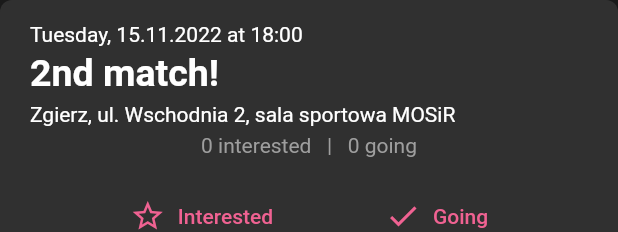
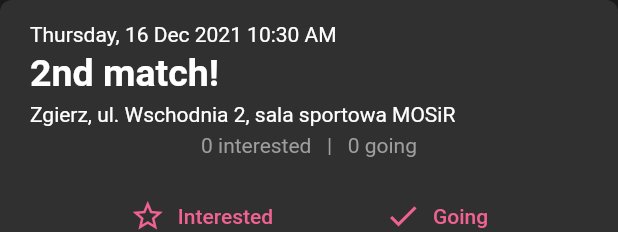
Before and after one commit to IrinUvis/lichee, a Flutter app: the EventTile widget shown alone on an empty page, opened directly, after a tap on "Interested", on a phone screen of 412 x 824 dp. Shown: the top 232 px of the screen. Run offline on Flutter 3.47's test engine with Material 2 defaults, Android fonts, the phone set to English and light mode, and no system bars; our stand-ins replace carousel_slider, cloud_firestore, datetime_picker_formfield, firebase_auth, firebase_core, firebase_storage and 5 more; missing offline and left inert: filter_list; accounts and stored records are empty.

Commit message:
added event class and improved event_tile

```diff
--- a/lib/components/event_tile.dart
+++ b/lib/components/event_tile.dart
@@ -1,20 +1,25 @@
+import 'package:firebase_auth/firebase_auth.dart';
 import 'package:flutter/material.dart';
+import 'package:intl/intl.dart';
 import 'package:lichee/constants/colors.dart';
+import 'package:lichee/models/event.dart';
+import 'package:provider/provider.dart';
 
-class EventTile extends StatelessWidget {
-  final String date;
-  final String place;
-  final String title;
+class EventTile extends StatefulWidget {
+  final Event event;
 
-  const EventTile({
-    Key? key,
-    required this.date,
-    required this.place,
-    required this.title,
-  }) : super(key: key);
+  const EventTile({Key? key, required this.event}) : super(key: key);
 
   @override
+  State<EventTile> createState() => _EventTileState();
+}
+
+class _EventTileState extends State<EventTile> {
+  @override
   Widget build(BuildContext context) {
+    bool isInterestedPressed = false;
+    bool isGoingPressed = false;
+
     return PhysicalModel(
       elevation: 5.0,
       shadowColor: Colors.black54,
@@ -26,23 +31,24 @@ class EventTile extends StatelessWidget {
         child: Column(
           crossAxisAlignment: CrossAxisAlignment.start,
           children: [
-            Text(date),
+            Text(DateFormat('EEEE, d MMM yyyy h:mm a')
+                .format(widget.event.date)),
             const SizedBox(height: 3.0),
             Text(
-              title,
+              widget.event.title,
               style: const TextStyle(
                 fontSize: 25.0,
                 fontWeight: FontWeight.bold,
               ),
             ),
             const SizedBox(height: 5.0),
-            Text(place),
+            Text(widget.event.localization),
             const SizedBox(height: 5.0),
             Row(
               mainAxisAlignment: MainAxisAlignment.center,
               children: [
                 Text(
-                  '0 interested   |   0 going',
+                  '${widget.event.interestedUsers.length} interested   |   ${widget.event.goingUsers.length} going',
                   style: TextStyle(
                     color: Colors.grey,
                   ),
@@ -54,12 +60,26 @@ class EventTile extends StatelessWidget {
               mainAxisAlignment: MainAxisAlignment.spaceEvenly,
               children: [
                 TextButton.icon(
-                    onPressed: () {},
-                    icon: Icon(Icons.star_outline, color: LicheeColors.accentColor),
+                    onPressed: () {
+                      isInterestedPressed
+                          ? widget.event.interestedUsers.remove(
+                              Provider.of<User?>(context, listen: false)!.uid)
+                          : widget.event.interestedUsers.add(
+                              Provider.of<User?>(context, listen: false)!.uid);
+                      isInterestedPressed = !isInterestedPressed;
+                    },
+                    icon: Icon(Icons.star_outline,
+                        color: LicheeColors.accentColor),
                     label: Text('Interested',
                         style: TextStyle(color: LicheeColors.accentColor))),
                 TextButton.icon(
-                    onPressed: () {},
+                    onPressed: () {
+                      isGoingPressed ? widget.event.goingUsers.remove(
+                          Provider.of<User?>(context, listen: false)!.uid)
+                          : widget.event.goingUsers.add(
+                          Provider.of<User?>(context, listen: false)!.uid);
+                      isGoingPressed = !isGoingPressed;
+                    },
                     icon: Icon(Icons.check, color: LicheeColors.accentColor),
                     label: Text('Going',
                         style: TextStyle(color: LicheeColors.accentColor))),
--- /dev/null
+++ b/lib/models/event.dart
@@ -0,0 +1,16 @@
+class Event {
+  final String localization;
+  final String title;
+  final DateTime date;
+  List<String> interestedUsers;
+  List<String> goingUsers;
+
+  Event(
+      {required this.localization,
+      required this.title,
+      required this.date,
+      required this.interestedUsers,
+      required this.goingUsers});
+
+
+}
--- a/lib/screens/channel_screen.dart
+++ b/lib/screens/channel_screen.dart
@@ -8,6 +8,7 @@ import 'package:lichee/components/details_table.dart';
 import 'package:lichee/components/event_tile.dart';
 import 'package:lichee/constants/colors.dart';
 import 'package:lichee/constants/constants.dart';
+import 'package:lichee/models/event.dart';
 import 'package:provider/provider.dart';
 import 'package:smooth_page_indicator/smooth_page_indicator.dart';
 import '../constants/channel_constants.dart';
@@ -159,10 +160,14 @@ class _ChannelScreenState extends State<ChannelScreen> {
                             padding: const EdgeInsets.symmetric(
                                 vertical: 16.0, horizontal: 10.0),
                             child: EventTile(
-                              date: 'Tuesday, 15.11.2022 at 18:00',
-                              place:
-                                  'Zgierz, ul. Wschodnia 2, sala sportowa MOSiR',
-                              title: '2nd match!',
+                              event: Event(
+                                localization:
+                                    'Zgierz, ul. Wschodnia 2, sala sportowa MOSiR',
+                                date: DateTime.now(),
+                                title: '2nd match!',
+                                interestedUsers: [],
+                                goingUsers: [],
+                              ),
                             ),
                           ),
                         ],
```
